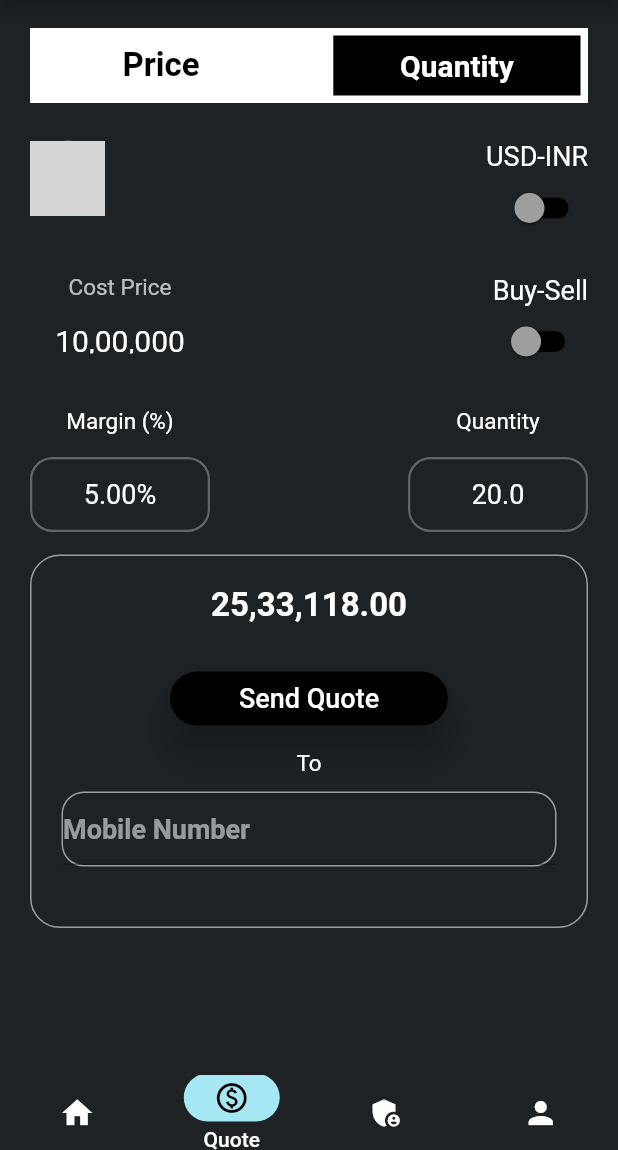
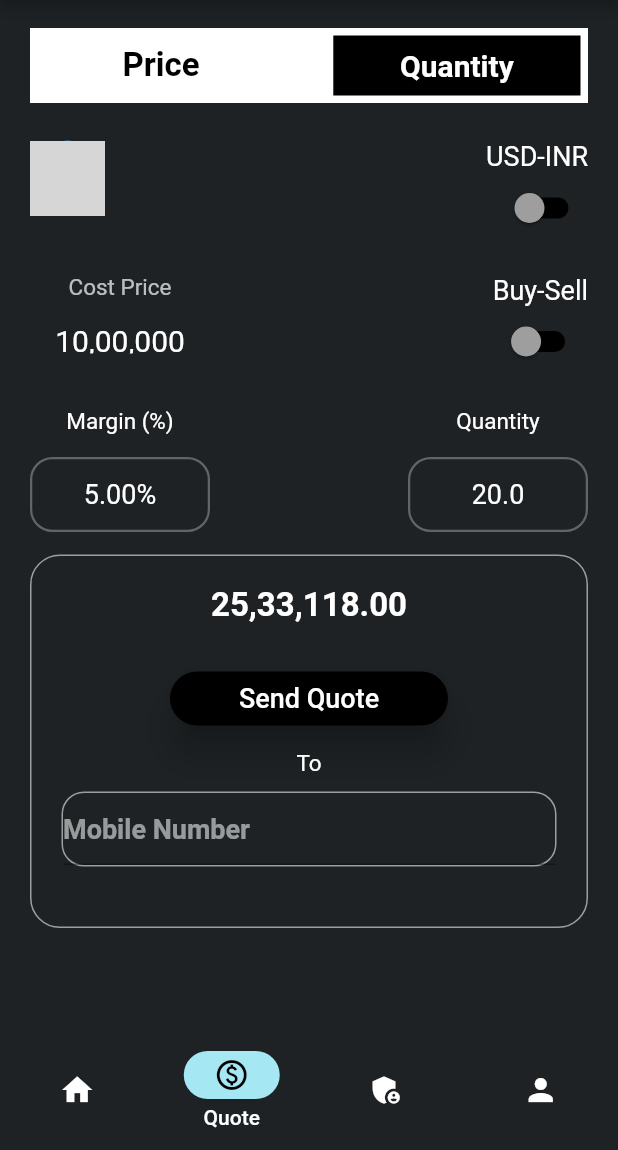
Before and after one commit to dhruvd0/cvault, a Flutter app: the HomePage screen opened directly, item 2 of the bottom bar chosen, on a phone screen of 412 x 824 dp, the part 86-1236 px from its top. Run offline on Flutter 3.47's test engine with Material 2 defaults, Android fonts, the phone set to English and light mode, and no system bars; our stand-ins replace equatable, firebase_auth, firebase_core, google_fonts, intl_phone_field, otp_text_field and 1 more; missing offline and left inert: regexed_validator; accounts and stored records are empty; network calls fail; grey boxes are pictures that could not be loaded.

```diff
--- a/lib/home_page.dart
+++ b/lib/home_page.dart
@@ -72,7 +72,7 @@ class _HomePageState extends State<HomePage> with TickerProviderStateMixin {
             )),
           ),
           child: NavigationBar(
-            height: 50,
+            height: 80,
             backgroundColor: Colors.transparent,
             labelBehavior: NavigationDestinationLabelBehavior.onlyShowSelected,
             selectedIndex: index,
@@ -92,7 +92,7 @@ class _HomePageState extends State<HomePage> with TickerProviderStateMixin {
                         Icons.home,
                         color: Colors.white,
                       ),
-                      label: "home",
+                      label: "Home",
                     ),
                     NavigationDestination(
                       selectedIcon: Icon(
@@ -114,7 +114,7 @@ class _HomePageState extends State<HomePage> with TickerProviderStateMixin {
                         Icons.person,
                         color: Colors.white,
                       ),
-                      label: "profile",
+                      label: "Profile",
                     ),
                   ]
                 : [
@@ -127,7 +127,7 @@ class _HomePageState extends State<HomePage> with TickerProviderStateMixin {
                         Icons.home,
                         color: Colors.white,
                       ),
-                      label: "home",
+                      label: "Home",
                     ),
                     NavigationDestination(
                       selectedIcon: Icon(
@@ -160,7 +160,7 @@ class _HomePageState extends State<HomePage> with TickerProviderStateMixin {
                         Icons.person,
                         color: Colors.white,
                       ),
-                      label: "profile",
+                      label: "Profile",
                     ),
                   ],
           ),
--- a/pubspec.yaml
+++ b/pubspec.yaml
@@ -15,7 +15,7 @@ publish_to: 'none' # Remove this line if you wish to publish to pub.dev
 # In iOS, build-name is used as CFBundleShortVersionString while build-number used as CFBundleVersion.
 # Read more about iOS versioning at
 # https://developer.apple.com/library/archive/documentation/General/Reference/InfoPlistKeyReference/Articles/CoreFoundationKeys.html
-version: 1.0.0+1
+version: 1.0.1+2
 
 environment:
   sdk: ">=2.16.2 <3.0.0"
```
Also changed, not shown: lib/Screens/profile/widgets/common/profile_field.dart (+8 -0 lines).
